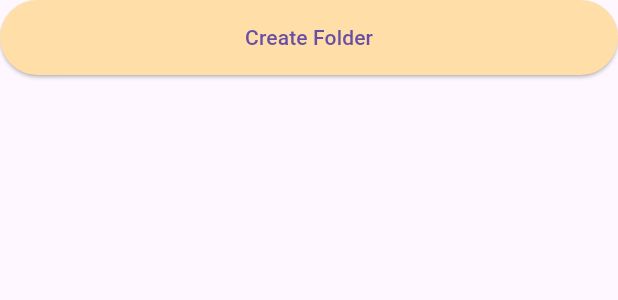
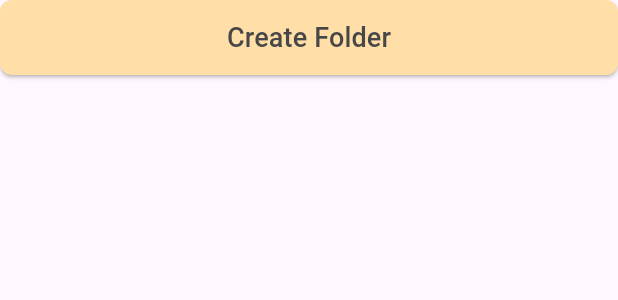
Before and after one commit to MiggieeS/From-The-Pen-Notes-App, a Flutter app: what folderButton() shows on an empty page, opened directly, on a phone screen of 412 x 824 dp. Shown: the top 300 px of the screen. Run offline on Flutter 3.47's test engine with Material 3 defaults, Android fonts, the phone set to English and light mode, and no system bars; our stand-ins replace google_fonts; network calls fail.

Commit message:
-added a listbuilder for the folders tab -inside the listbuilder, the button is stored in a container for the margins -added a elevated button for 'create new folder' which is a stateful widget (Front-end only)

```diff
--- a/lib/Front/home_page.dart
+++ b/lib/Front/home_page.dart
@@ -160,7 +160,10 @@ class HomePage extends StatelessWidget {
                     child: Column(
                       mainAxisAlignment: MainAxisAlignment.center,
                       children: [
-                        folderButton(),
+                        Container(
+                            margin:  EdgeInsets.only(top: 15.0,left: 7.0,right:7.0),
+                            child: folderButton(),
+                        )
                       ],
                     ),
                   );
@@ -203,10 +206,19 @@ class _FolderButtonState extends State<folderButton> {
       height: 50,
       width: 500,
       child:ElevatedButton(
-        style: ButtonStyle(backgroundColor: MaterialStateProperty.all(Color(0xFFFFDEA7))),
+        style: ElevatedButton.styleFrom(
+               backgroundColor: Color(0xFFFFDEA7),
+               shape: RoundedRectangleBorder(
+                   borderRadius: BorderRadius.circular(8.0)
+               ) ),
         onPressed: () {},
-        child: Text("Create Folder"),
-      )
-    );
+        child: Text("Create Folder",
+                    style: GoogleFonts.readexPro(
+                        color: Color(0xFF474747),
+                        fontSize: 18
+                    ),
+          ),
+        ),
+      );
   }
 }
```
